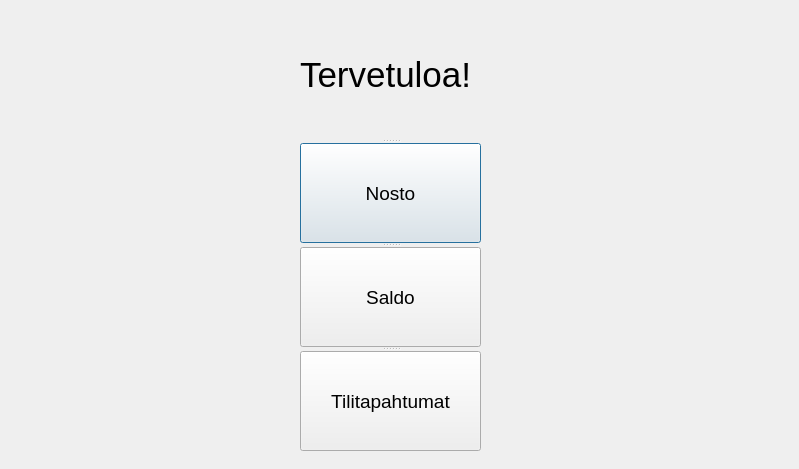
Qt form BankSimul/mainmenu.ui (MMise/Pankkiautomaatti_K2017) before a commit.
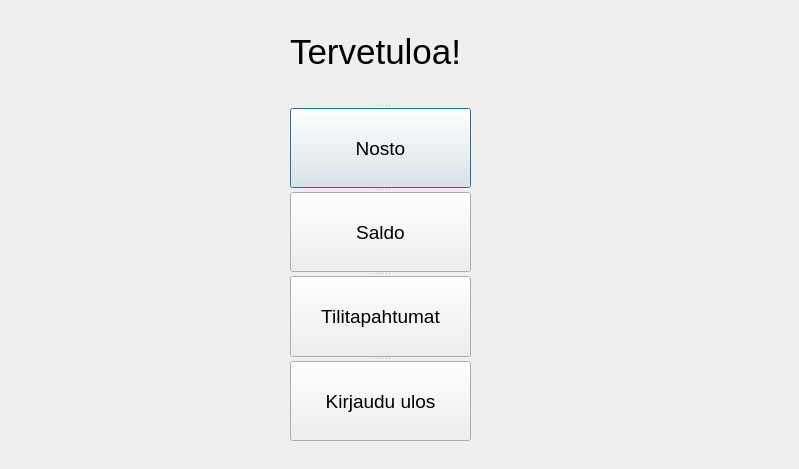
The same form after that commit.

The edit to the form file:
```diff
--- a/BankSimul/mainmenu.ui
+++ b/BankSimul/mainmenu.ui
@@ -16,8 +16,8 @@
   <widget class="QSplitter" name="splitter">
    <property name="geometry">
     <rect>
-     <x>300</x>
-     <y>10</y>
+     <x>290</x>
+     <y>0</y>
      <width>181</width>
      <height>441</height>
     </rect>
@@ -65,6 +65,16 @@
      <string>Tilitapahtumat</string>
     </property>
    </widget>
+   <widget class="QPushButton" name="pushButtonUlos">
+    <property name="font">
+     <font>
+      <pointsize>14</pointsize>
+     </font>
+    </property>
+    <property name="text">
+     <string>Kirjaudu ulos</string>
+    </property>
+   </widget>
   </widget>
  </widget>
  <resources/>
```
